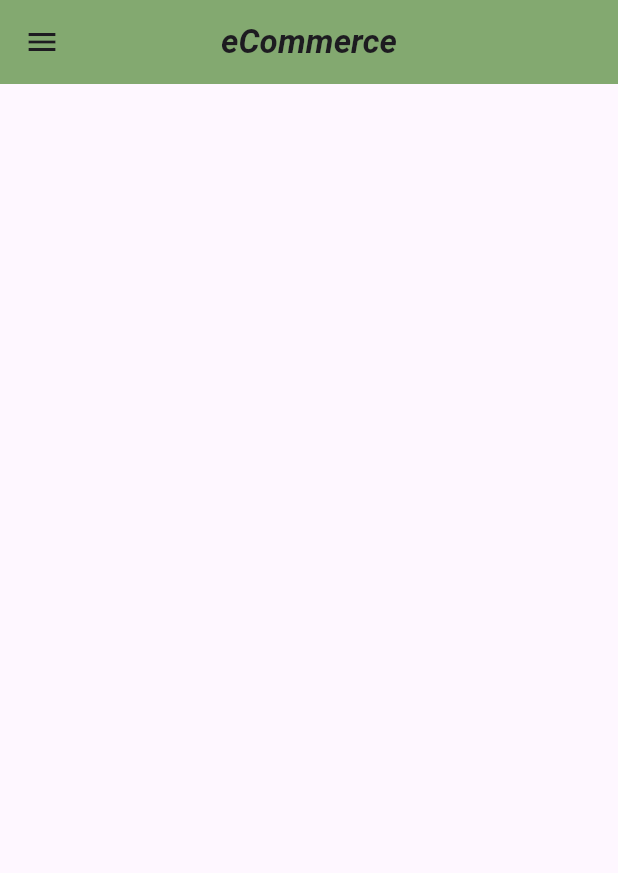
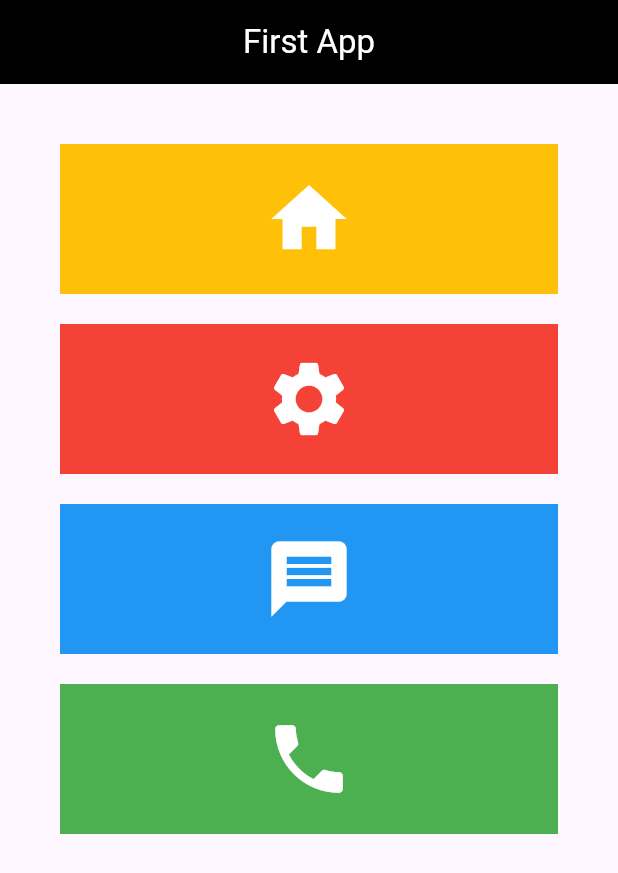
Before and after one commit to farazinam/2401E1, a Flutter app: the screen it shows after launch, on a phone screen of 412 x 824 dp. Shown: the top 873 px of the screen. Run offline on Flutter 3.47's test engine with Material 3 defaults, Android fonts, the phone set to English and light mode, and no system bars.

Commit message:
Flutter - Day 2 and 3

```diff
--- /dev/null
+++ b/HDSE-II/flutter/mobileapp/lib/firstpage.dart
@@ -0,0 +1,58 @@
+import 'package:flutter/material.dart';
+
+class MyFirstApp extends StatelessWidget {
+  const MyFirstApp({super.key});
+
+  @override
+  Widget build(BuildContext context) {
+    return MaterialApp(
+      debugShowCheckedModeBanner: false,
+      home: Scaffold(
+        appBar: AppBar(
+          title: Text("First App"),
+          centerTitle: true,
+          backgroundColor: Colors.black,
+          foregroundColor: Colors.white,
+        ),
+        body: Padding(
+          padding: EdgeInsets.all(40),
+          child: ListView(
+            children: [
+              Container(
+                width: 100,
+                height: 100,
+                color: Colors.amber,
+                child:
+                Icon(Icons.home, size: 60, color: Colors.white,),
+              ),
+              SizedBox(height: 20,),
+              Container(
+                width: 100,
+                height: 100,
+                color: Colors.red,
+                child:
+                Icon(Icons.settings, size: 60, color: Colors.white,),
+              ),
+              SizedBox(height: 20,),
+              Container(
+                width: 100,
+                height: 100,
+                color: Colors.blue,
+                child:
+                Icon(Icons.message, size: 60, color: Colors.white,),
+              ),
+              SizedBox(height: 20,),
+              Container(
+                width: 100,
+                height: 100,
+                color: Colors.green,
+                child:
+                Icon(Icons.phone, size: 60, color: Colors.white,),
+              ),
+            ],
+          ),
+          ),
+      ),
+    );
+  }
+}
```
Also changed, not shown: HDSE-II/flutter/mobileapp/lib/main.dart (+4 -25 lines), HDSE-II/flutter/mobileapp/lib/navbar.dart (added, +62 -0 lines).
